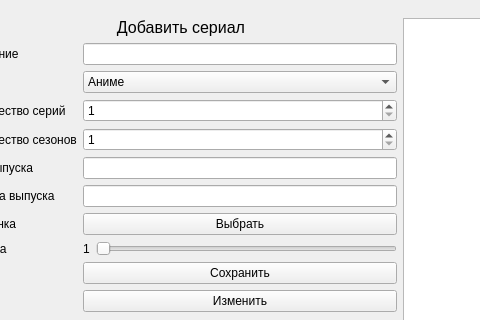
Qt form test.ui (Kirin112/serialbd) before a commit; both pictures show x 259 to 739 and y 0 to 320 of the 1112 by 665 pixel window.
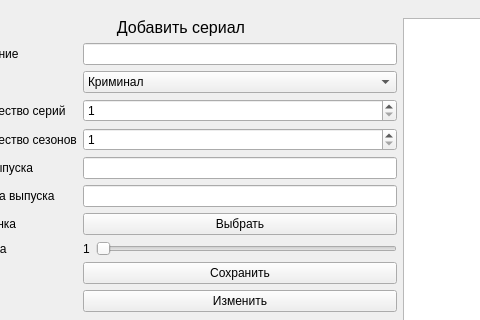
The same form after that commit.

Commit message: Не помню че меняли

```diff
--- a/test.ui
+++ b/test.ui
@@ -192,7 +192,7 @@
            <widget class="QComboBox" name="comboBox">
             <item>
              <property name="text">
-              <string>Аниме</string>
+              <string>Криминал</string>
              </property>
             </item>
             <item>
```
Left out of the diff: 20 changed lines with no effect on the pictures. The commit also changes 1 other file.
